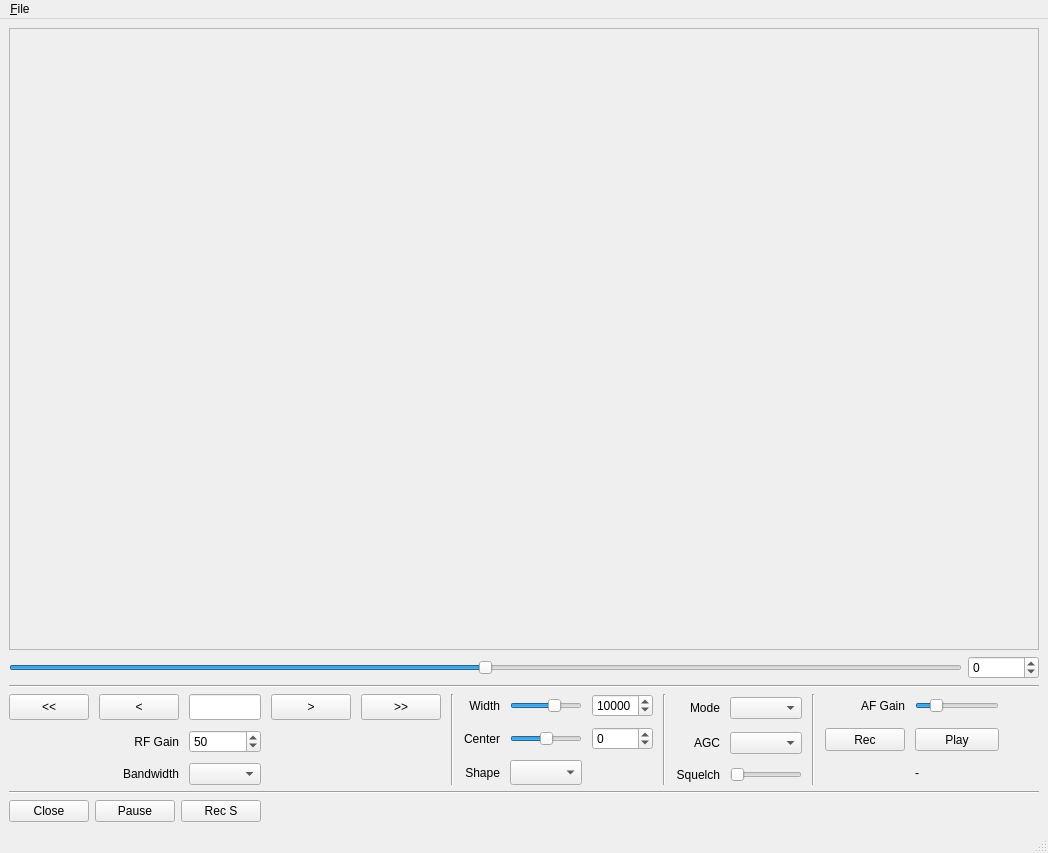
Old version of the form gqrx_qtgui.ui in the repository gqrx-sdr/gqrx.
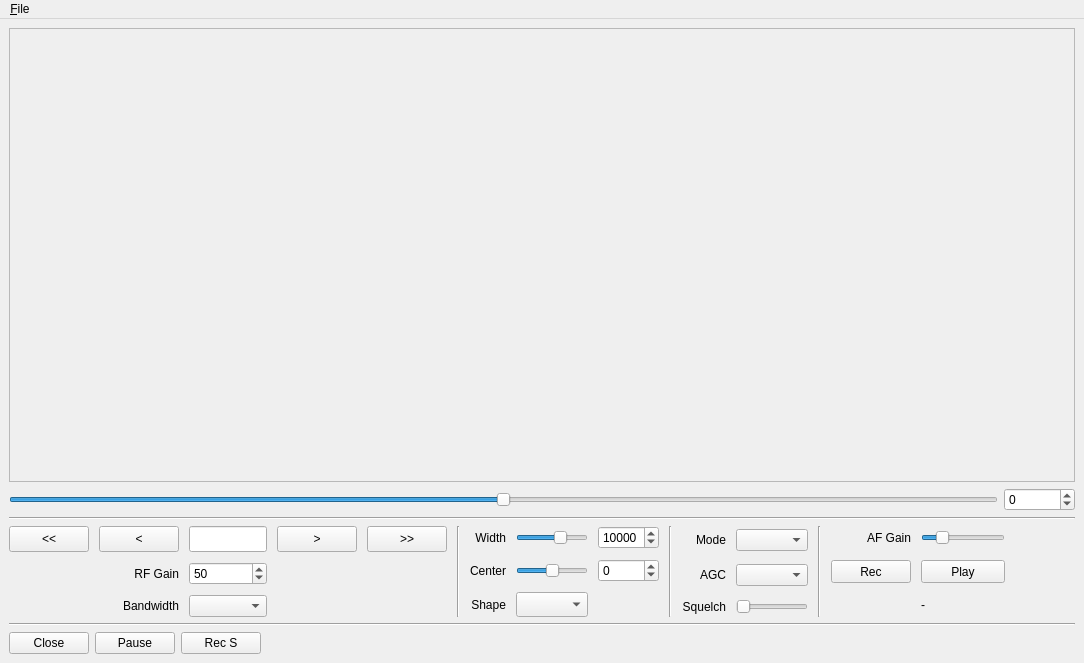
New version of the form.

Commit message: Make main window smaller to fit on laptop screens.

```diff
--- a/gqrx_qtgui.ui
+++ b/gqrx_qtgui.ui
@@ -6,8 +6,8 @@
    <rect>
     <x>0</x>
     <y>0</y>
-    <width>1048</width>
-    <height>853</height>
+    <width>1084</width>
+    <height>663</height>
    </rect>
   </property>
   <property name="windowTitle">
@@ -22,13 +22,13 @@
         <property name="sizePolicy">
          <sizepolicy hsizetype="MinimumExpanding" vsizetype="MinimumExpanding">
           <horstretch>0</horstretch>
-          <verstretch>1</verstretch>
+          <verstretch>0</verstretch>
          </sizepolicy>
         </property>
         <property name="minimumSize">
          <size>
           <width>800</width>
-          <height>550</height>
+          <height>400</height>
          </size>
         </property>
         <property name="frameShape">
@@ -641,8 +641,8 @@
     <rect>
      <x>0</x>
      <y>0</y>
-     <width>1048</width>
-     <height>22</height>
+     <width>1084</width>
+     <height>25</height>
     </rect>
    </property>
    <widget class="QMenu" name="menuFile">
@@ -654,7 +654,6 @@
    </widget>
    <addaction name="menuFile"/>
   </widget>
-  <widget class="QStatusBar" name="statusbar"/>
   <action name="actionExit">
    <property name="text">
     <string>E&amp;xit</string>
```
The commit also changes 1 other file.
